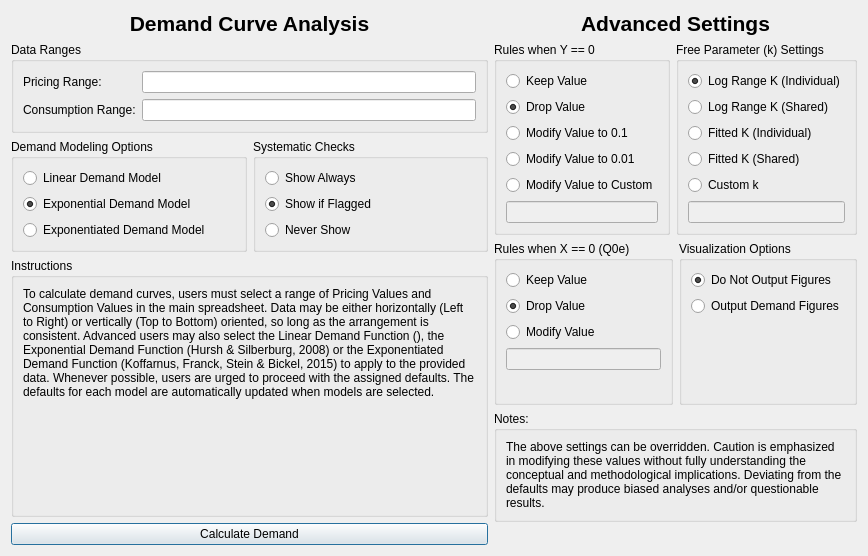
Above: demandsettingsdialog.ui from miyamot0/DemandCalculatorQT before the change. Below: the same form after it.
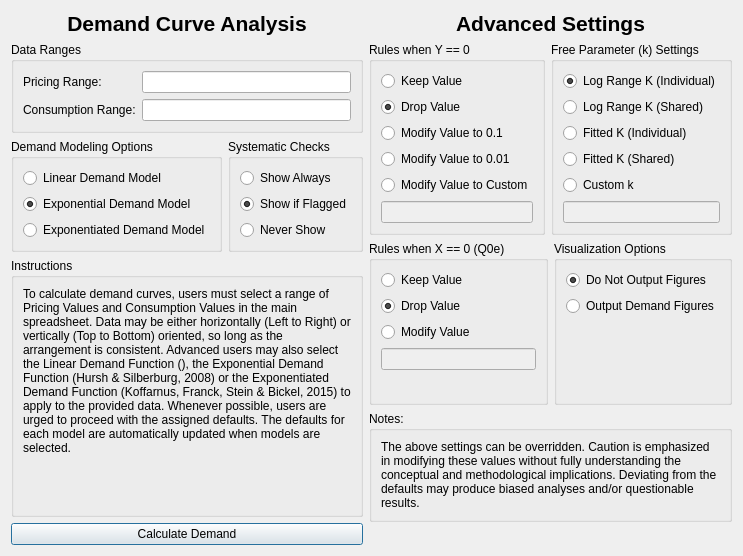
That is the form after the change.

Diff of the .ui file:
```diff
--- a/demandsettingsdialog.ui
+++ b/demandsettingsdialog.ui
@@ -6,7 +6,7 @@
    <rect>
     <x>0</x>
     <y>0</y>
-    <width>868</width>
+    <width>665</width>
     <height>556</height>
    </rect>
   </property>
```
